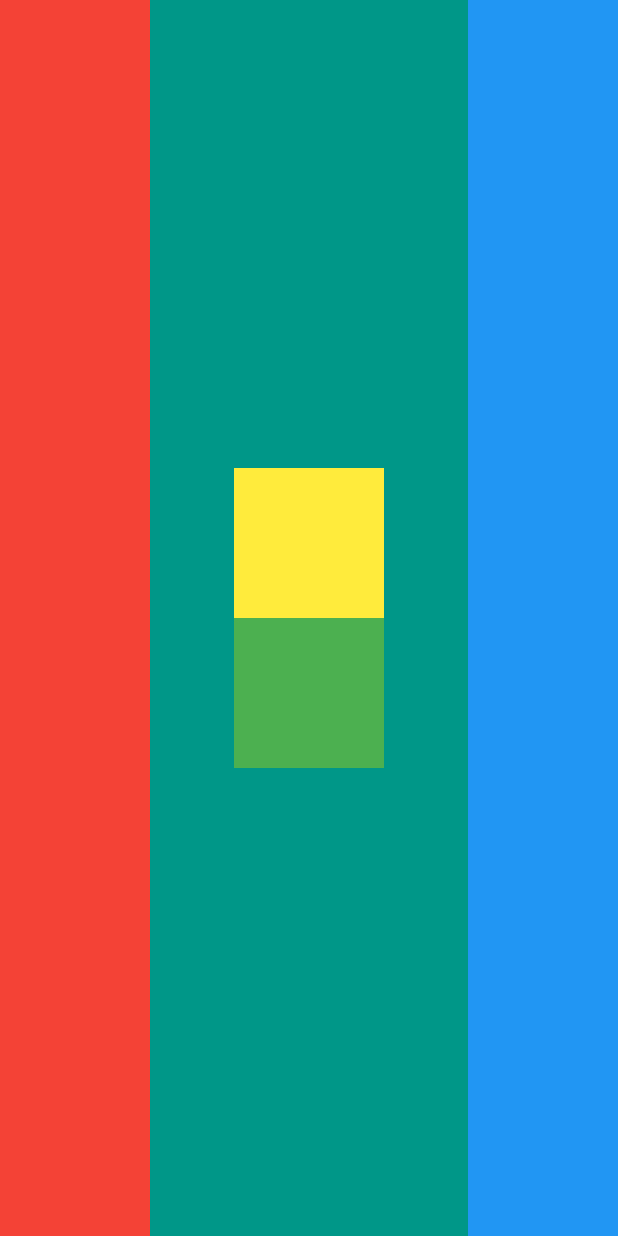
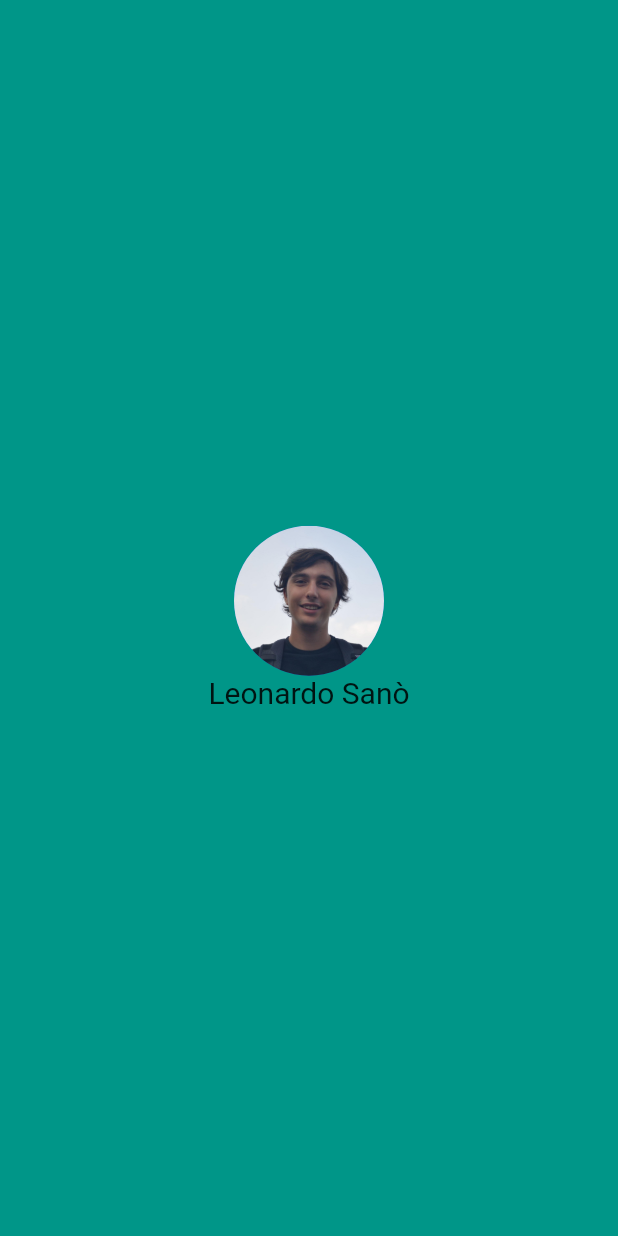
Before and after one commit to LeonardoSano/Flutter-card, a Flutter app: the screen it shows after launch, on a phone screen of 412 x 824 dp. Run offline on Flutter 3.47's test engine with Material 2 defaults, Android fonts, the phone set to English and light mode, and no system bars.

Commit message:
inizio layout per la card

```diff
--- a/lib/main.dart
+++ b/lib/main.dart
@@ -11,38 +11,22 @@ class MyApp extends StatelessWidget {
       home: Scaffold(
         backgroundColor: Colors.teal,
         body: SafeArea(
-          child: Row(
-            mainAxisAlignment: MainAxisAlignment.spaceBetween,
-            children: <Widget>[
-              Container(
-                width: 100.0,
-                color: Colors.red,
-              ),
-              Column(
+          child: Center(
+            child: Column(
               mainAxisAlignment: MainAxisAlignment.center,
               children: <Widget>[
-                  Center(
-                    child: Container(
-                      width: 100.0,
-                      height: 100.0,
-                      color: Colors.yellow,
+                CircleAvatar(
+                  radius: 50.0,
+                  backgroundImage:AssetImage('images/leo.jpg'),
                 ),
-                  ),
-                  Center(
-                    child: Container(
-                      width: 100.0,
-                      height: 100.0,
-                      color: Colors.green,
+                Text(
+                  'Leonardo Sanò',
+                  style: TextStyle(
+                    fontSize: 20.0,
                   ),
                 ),
               ],
             ),
-
-              Container(
-                width: 100.0,
-                color: Colors.blue,
-              ),
-            ],
           ),
         ),
       ),
```
Also changed, not shown: pubspec.yaml (+2 -52 lines), images/leo.jpg (added). Lines whose indentation alone changed are shown as unchanged.
